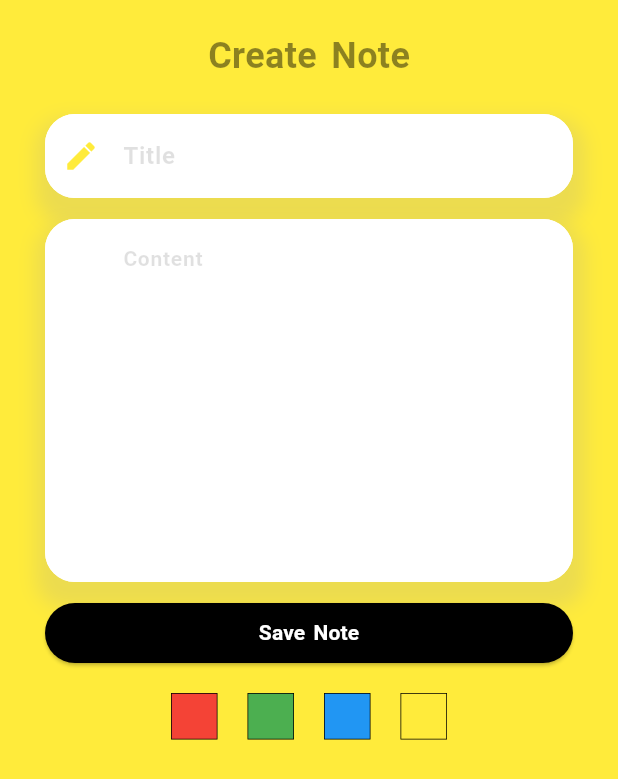
After one commit to carbonanik/pin_bord, a Flutter app: the CreateNotePage screen opened by its route, on a phone screen of 412 x 824 dp. The commit adds this screen. Shown: the top 779 px of the screen. Run offline on Flutter 3.47's test engine with Material 3 defaults, Android fonts, the light colour scheme and no system bars; our stand-ins replace auto_route, flutter_riverpod, freezed_annotation, google_fonts, hive, hive_flutter; accounts and stored records are empty; Roboto replaces fonts that are missing (Preahvihear).

Commit message:
🐞 bug fixes

```diff
--- a/lib/main.dart
+++ b/lib/main.dart
@@ -1,10 +1,9 @@
 import 'package:flutter/material.dart';
 import 'package:flutter_riverpod/flutter_riverpod.dart';
+import 'package:google_fonts/google_fonts.dart';
 import 'package:pin_bord/data/datasource/local/init_hive.dart';
-import 'package:pin_bord/presentation/pages/sticky_stack.dart';
 import 'package:pin_bord/routes/app_router.dart';
 
-import 'presentation/pages/logic_page.dart';
 
 void main() async {
   await initHiveDriver();
@@ -20,6 +19,9 @@ class MyApp extends StatelessWidget {
   Widget build(BuildContext context) {
     return MaterialApp.router(
       routerConfig: _router.config(),
+      theme: ThemeData(
+        fontFamily: GoogleFonts.preahvihear().fontFamily,
+      ),
     );
     // return MaterialApp(
     //   home: StickyStackPage(),
--- a/lib/models/sticky/sticky.dart
+++ b/lib/models/sticky/sticky.dart
@@ -54,3 +54,14 @@ class CreateSticky with _$CreateSticky {
 
   factory CreateSticky.fromJson(Map<String, dynamic> json) => _$CreateStickyFromJson(json);
 }
+
+@freezed
+class UpdateSticky with _$UpdateSticky {
+  const factory UpdateSticky({
+    required String title,
+    required String content,
+    @ColorJsonConverter() Color? color,
+  }) = _UpdateSticky;
+
+  factory UpdateSticky.fromJson(Map<String, dynamic> json) => _$UpdateStickyFromJson(json);
+}
--- a/lib/presentation/widget/app_text_field.dart
+++ b/lib/presentation/widget/app_text_field.dart
@@ -3,7 +3,7 @@ import 'package:flutter/material.dart';
 class AppTextField extends StatelessWidget {
   final TextEditingController textEditingController;
   final String hintText;
-  final IconData icon;
+  final IconData? icon;
   final bool isObscure;
   final int maxLength;
   final double fontSize;
@@ -12,7 +12,7 @@ class AppTextField extends StatelessWidget {
     Key? key,
     required this.textEditingController,
     required this.hintText,
-    required this.icon,
+    this.icon,
     this.isObscure = false,
     this.maxLength = 1,
     this.fontSize = 20,
@@ -31,7 +31,8 @@ class AppTextField extends StatelessWidget {
             blurRadius: 10,
             spreadRadius: 7,
             offset: const Offset(1, 10),
-              color: Colors.grey.withOpacity(0.2))
+            color: Colors.grey.withOpacity(0.2),
+          )
         ],
       ),
       child: TextField(
@@ -40,26 +41,26 @@ class AppTextField extends StatelessWidget {
         style: TextStyle(
           color: Colors.black38,
           fontSize: fontSize,
-            fontWeight: FontWeight.bold),
+          fontWeight: FontWeight.bold,
+        ),
         decoration: InputDecoration(
           hintText: hintText,
-            hintStyle: const TextStyle(
-                color: Colors.black12, fontWeight: FontWeight.bold),
+          hintStyle: const TextStyle(color: Colors.black12, fontWeight: FontWeight.bold),
           prefixIcon: Icon(
             icon,
             color: Colors.yellow,
           ),
           focusedBorder: OutlineInputBorder(
               borderRadius: BorderRadius.circular(20),
-                borderSide:
-                const BorderSide(width: 1.0, color: Colors.yellowAccent)),
+              borderSide: const BorderSide(width: 1.0, color: Colors.yellowAccent)),
           enabledBorder: OutlineInputBorder(
             borderRadius: BorderRadius.circular(20),
-                borderSide:
-                const BorderSide(width: 1.0, color: Colors.white)),
+            borderSide: const BorderSide(width: 1.0, color: Colors.white),
+          ),
           border: OutlineInputBorder(
             borderRadius: BorderRadius.circular(20),
-            )),
+          ),
+        ),
       ),
     );
   }
--- /dev/null
+++ b/lib/presentation/widget/create_or_update_sticky.dart
@@ -0,0 +1,154 @@
+import 'package:auto_route/auto_route.dart';
+import 'package:flutter/material.dart';
+import 'package:flutter_riverpod/flutter_riverpod.dart';
+import 'package:pin_bord/models/sticky/sticky.dart';
+import 'package:pin_bord/presentation/widget/app_text_field.dart';
+import 'package:pin_bord/provider/note_color_provider.dart';
+import 'package:pin_bord/provider/sticky_local_provider.dart';
+import 'package:pin_bord/provider/sticky_provider.dart';
+import 'package:pin_bord/util/responsive.dart';
+
+class CreateOrUpdateSticky extends ConsumerWidget {
+  const CreateOrUpdateSticky({
+    required this.create,
+    required this.titleTextController,
+    required this.contentTextController,
+    required this.onActionTap,
+    this.onDeleteTap,
+    Key? key,
+  }) : super(key: key);
+  final VoidCallback onActionTap;
+  final VoidCallback? onDeleteTap;
+  final bool create;
+  final TextEditingController titleTextController;
+  final TextEditingController contentTextController;
+
+  @override
+  Widget build(BuildContext context, WidgetRef ref) {
+    final selectableColors = ref.read(colorsProvider);
+    final size = MediaQuery.of(context).size;
+
+    return Container(
+      width: size.width,
+      height: size.height,
+      color: ref.watch(selectedColorProvider),
+      child: SingleChildScrollView(
+        child: Center(
+          child: Container(
+            constraints: const BoxConstraints(maxWidth: 800),
+            padding: EdgeInsets.symmetric(
+              horizontal: context.responsiveSize(
+                desktop: 100.0,
+                mobile: 10.0,
+              ),
+            ),
+            child: Column(
+              children: <Widget>[
+                Center(
+                  child: Padding(
+                    padding: const EdgeInsets.all(20.0),
+                    child: Text(
+                      create ? 'Create Note' : 'Update Note',
+                      style: const TextStyle(fontSize: 24, fontWeight: FontWeight.bold, color: Colors.black45),
+                    ),
+                  ),
+                ),
+                // rounded border edit text
+                AppTextField(
+                  textEditingController: titleTextController,
+                  hintText: "Title",
+                  maxLength: 1,
+                  icon: Icons.edit,
+                  fontSize: 16,
+                ),
+                const SizedBox(height: 14),
+                AppTextField(
+                  textEditingController: contentTextController,
+                  hintText: "Content",
+                  // icon: Icons.note_add,
+                  maxLength: context.isMobile ? 10 : 20,
+                  fontSize: 14,
+                ),
+                const SizedBox(height: 14),
+
+                Container(
+                  width: double.infinity,
+                  padding: const EdgeInsets.symmetric(horizontal: 20),
+                  height: 40,
+                  child: ElevatedButton(
+                    style: ElevatedButton.styleFrom(
+                      backgroundColor: Colors.black,
+                      shape: RoundedRectangleBorder(
+                        borderRadius: BorderRadius.circular(30),
+                      ),
+                    ),
+                    onPressed: onActionTap,
+                    child: Text(
+                      create ? "Save Note" : "Update Note",
+                      style: const TextStyle(
+                        fontSize: 14,
+                        fontWeight: FontWeight.bold,
+                        color: Colors.white,
+                      ),
+                    ),
+                  ),
+                ),
+                if (!create) const SizedBox(height: 20),
+                if (!create)
+                  Container(
+                    width: double.infinity,
+                    padding: const EdgeInsets.symmetric(horizontal: 20),
+                    height: 40,
+                    child: ElevatedButton(
+                      style: ElevatedButton.styleFrom(
+                        backgroundColor: Colors.redAccent,
+                        shape: RoundedRectangleBorder(
+                          borderRadius: BorderRadius.circular(30),
+                        ),
+                      ),
+                      onPressed: onDeleteTap,
+                      child: const Text(
+                        "Delete Note",
+                        style: TextStyle(
+                          fontSize: 14,
+                          fontWeight: FontWeight.bold,
+                          color: Colors.black,
+                        ),
+                      ),
+                    ),
+                  ),
+                Padding(
+                  padding: const EdgeInsets.only(top: 20),
+                  child: Row(
+                    mainAxisAlignment: MainAxisAlignment.center,
+                    children: List.generate(
+                      selectableColors.length,
+                      (index) => GestureDetector(
+                        onTap: () {
+                          ref.read(selectedColorProvider.notifier).state = selectableColors[index];
+                        },
+                        child: Container(
+                          margin: const EdgeInsets.symmetric(horizontal: 10),
+                          width: 31,
+                          height: 31,
+                          color: Colors.black,
+                          child: Center(
+                            child: Container(
+                              height: 30,
+                              width: 30,
+                              color: selectableColors[index],
+                            ),
+                          ),
+                        ),
+                      ),
+                    ),
+                  ),
+                )
+              ],
+            ),
+          ),
+        ),
+      ),
+    );
+  }
+}
--- a/lib/routes/app_router.dart
+++ b/lib/routes/app_router.dart
@@ -1,12 +1,12 @@
 import 'package:flutter/material.dart';
 import 'package:pin_bord/presentation/pages/create_note.dart';
+import 'package:pin_bord/presentation/pages/update_note.dart';
 import 'package:pin_bord/presentation/pages/sticky_stack.dart';
-import 'package:pin_bord/presentation/pages/logic_page.dart';
 import 'package:auto_route/auto_route.dart';
 
 part 'app_router.gr.dart';
 
-@AutoRouterConfig(replaceInRouteName: 'Page')
+@AutoRouterConfig(replaceInRouteName: 'route',)
 class AppRouter extends _$AppRouter {
 
   @override
@@ -15,8 +15,8 @@ class AppRouter extends _$AppRouter {
   @override
   List<AutoRoute> get routes => [
     /// routes go here
-    AutoRoute(page: CreateNotePageRoute.page),
+    AutoRoute(page: CreateNotePageRoute.page, path: '/create-note'),
+    AutoRoute(page: UpdateNoteRoute.page, path: '/update-note/:id'),
     AutoRoute(page: StickyStackPageRoute.page, initial: true),
-    AutoRoute(page: LogicPageRoute.page),
   ];
 }
--- a/pubspec.yaml
+++ b/pubspec.yaml
@@ -20,6 +20,7 @@ dependencies:
   hive: ^2.2.3
   hive_flutter: ^1.1.0
   uuid: ^4.1.0
+  google_fonts: ^6.1.0
 
 dev_dependencies:
   flutter_test:
```
Also changed, not shown: lib/presentation/pages/create_note.dart (+19 -90 lines), lib/presentation/pages/logic_page.dart (deleted, +0 -41 lines), lib/presentation/pages/sticky_stack.dart (+8 -29 lines), lib/presentation/pages/update_note.dart (added, +73 -0 lines), lib/presentation/widget/sticky_card.dart (+30 -8 lines), lib/presentation/widget/sticky_draggable.dart (+18 -11 lines), lib/provider/sticky_provider.dart (+27 -50 lines), lib/util/responsive.dart (added, +96 -0 lines), lib/models/sticky/sticky.freezed.dart, lib/models/sticky/sticky.g.dart, lib/routes/app_router.gr.dart, pubspec.lock, 33 other files. Lines whose indentation alone changed are shown as unchanged.
